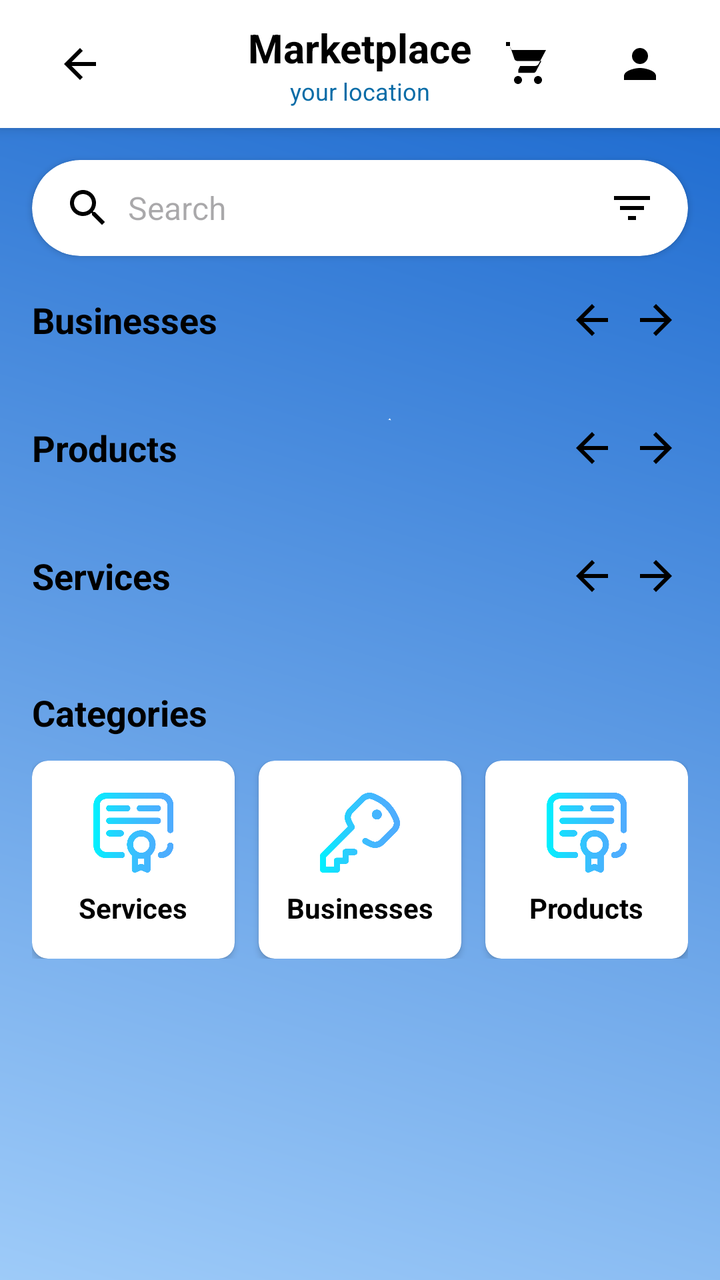
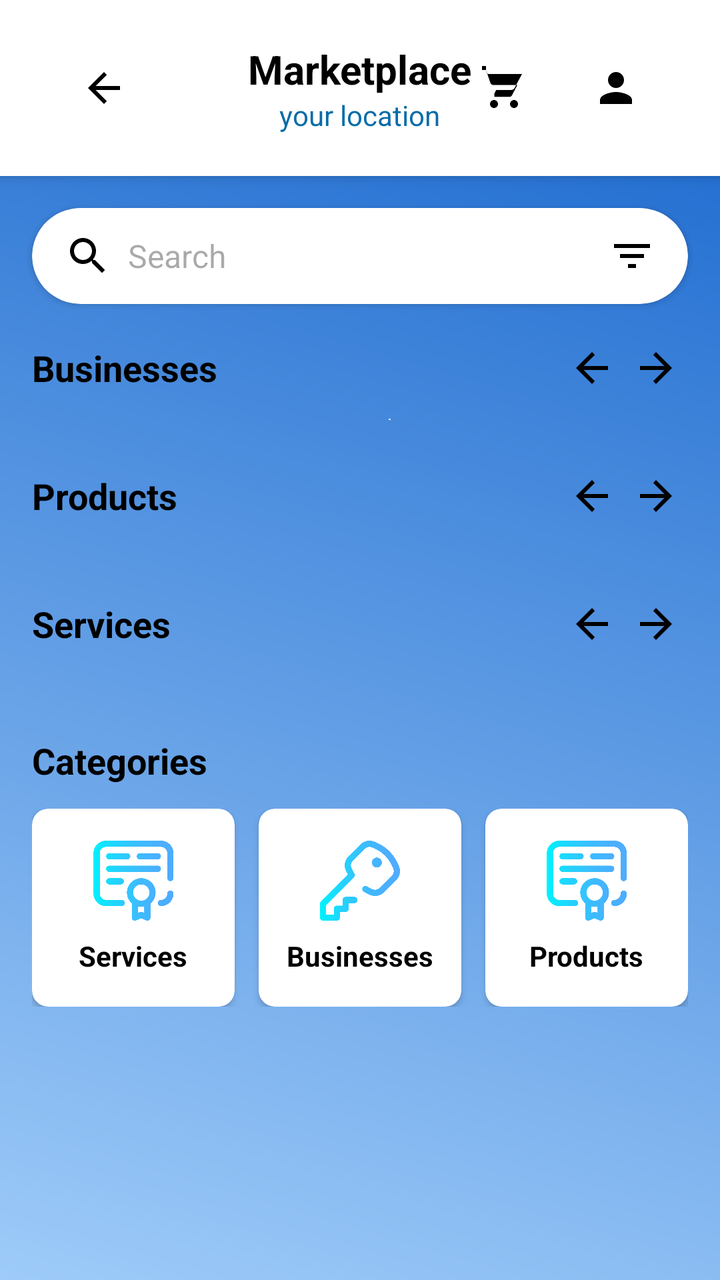

An Android layout rendered at two revisions. The XML below is the earlier revision; the diff shows what the commit changed to produce the second picture.
<!-- AndroidManifest.xml: application theme Theme.PoolApp -->
<!-- res/layout/po_marketplace.xml -->
<?xml version="1.0" encoding="utf-8"?>
<androidx.constraintlayout.widget.ConstraintLayout
    xmlns:android="http://schemas.android.com/apk/res/android"
    xmlns:app="http://schemas.android.com/apk/res-auto"
    xmlns:tools="http://schemas.android.com/tools"
    android:layout_width="match_parent"
    android:layout_height="match_parent"
    android:background="@drawable/pbg"
    tools:context=".PO_Marketplace">

    <androidx.cardview.widget.CardView
        android:id="@+id/card_top_bar"
        android:layout_width="match_parent"
        android:layout_height="wrap_content"
        app:layout_constraintTop_toTopOf="parent"
        app:cardElevation="4dp"
        app:cardCornerRadius="0dp"
        app:cardBackgroundColor="@android:color/white">

        <androidx.constraintlayout.widget.ConstraintLayout
            android:id="@+id/cl_top_bar"
            android:layout_width="match_parent"
            android:layout_height="wrap_content"
            android:paddingVertical="8dp"
            android:paddingHorizontal="8dp">

            <ImageButton
                android:id="@+id/btn_back"
                android:layout_width="48dp"
                android:layout_height="48dp"
                android:padding="12dp"
                android:background="@android:color/transparent"
                android:src="@drawable/ic_arrow_back_white_24dp"
                app:tint="@color/black"
                android:contentDescription="Back"
                app:layout_constraintStart_toStartOf="parent"
                app:layout_constraintTop_toTopOf="parent"
                app:layout_constraintBottom_toBottomOf="parent"
                android:layout_marginStart="8dp"/>

            <LinearLayout
                android:layout_width="wrap_content"
                android:layout_height="wrap_content"
                android:orientation="vertical"
                android:gravity="center_horizontal"
                app:layout_constraintStart_toStartOf="parent"
                app:layout_constraintEnd_toEndOf="parent"
                app:layout_constraintTop_toTopOf="parent"
                app:layout_constraintBottom_toBottomOf="parent">

                <TextView
                    android:id="@+id/tv_marketplace_title"
                    android:layout_width="wrap_content"
                    android:layout_height="wrap_content"
                    android:text="Marketplace"
                    android:textColor="@color/black"
                    android:textSize="20sp"
                    android:textStyle="bold"/>

                <TextView
                    android:id="@+id/tv_user_location"
                    android:layout_width="wrap_content"
                    android:layout_height="wrap_content"
                    android:text="your location"
                    android:textColor="@color/colorPrimary"
                    android:textSize="12sp"/>
            </LinearLayout>

            <ImageButton
                android:id="@+id/btn_cart"
                android:layout_width="48dp"
                android:layout_height="48dp"
                android:padding="8dp"
                android:background="@android:color/transparent"
                android:contentDescription="Cart"
                android:src="@drawable/marketplace"
                app:layout_constraintEnd_toStartOf="@id/btn_profile"
                app:layout_constraintTop_toTopOf="parent"
                app:layout_constraintBottom_toBottomOf="parent"
                android:layout_marginEnd="8dp"/>

            <ImageButton
                android:id="@+id/btn_profile"
                android:layout_width="48dp"
                android:layout_height="48dp"
                android:padding="8dp"
                android:background="@android:color/transparent"
                android:src="@drawable/ic_profile_placeholder"
                android:contentDescription="Profile"
                app:layout_constraintEnd_toEndOf="parent"
                app:layout_constraintTop_toTopOf="parent"
                app:layout_constraintBottom_toBottomOf="parent"
                android:layout_marginEnd="8dp"/>

        </androidx.constraintlayout.widget.ConstraintLayout>
    </androidx.cardview.widget.CardView>

    <View
        android:id="@+id/v_bottom_nav_spacer"
        android:layout_width="match_parent"
        android:layout_height="56dp"
        android:background="@android:color/transparent"
        app:layout_constraintBottom_toBottomOf="parent"/>

    <androidx.core.widget.NestedScrollView
        android:layout_width="0dp"
        android:layout_height="0dp"
        app:layout_constraintTop_toBottomOf="@id/card_top_bar"
        app:layout_constraintBottom_toTopOf="@id/v_bottom_nav_spacer"
        app:layout_constraintStart_toStartOf="parent"
        app:layout_constraintEnd_toEndOf="parent">

        <LinearLayout
            android:layout_width="match_parent"
            android:layout_height="wrap_content"
            android:orientation="vertical"
            android:paddingBottom="16dp">

            <androidx.cardview.widget.CardView
                android:layout_width="match_parent"
                android:layout_height="wrap_content"
                android:layout_marginHorizontal="16dp"
                android:layout_marginTop="16dp"
                android:layout_marginBottom="16dp"
                app:cardCornerRadius="24dp"
                app:cardElevation="2dp">

                <LinearLayout
                    android:layout_width="match_parent"
                    android:layout_height="48dp"
                    android:orientation="horizontal"
                    android:gravity="center_vertical"
                    android:paddingHorizontal="16dp">

                    <ImageView
                        android:layout_width="24dp"
                        android:layout_height="24dp"
                        android:src="@drawable/ic_search"
                        app:tint="@color/black"
                        android:contentDescription="Search Icon"/>

                    <EditText
                        android:layout_width="0dp"
                        android:layout_height="match_parent"
                        android:layout_weight="1"
                        android:background="@android:color/transparent"
                        android:hint="Search"
                        android:paddingHorizontal="8dp"
                        android:inputType="text"
                        android:maxLines="1"
                        android:textSize="16sp"/>

                    <ImageView
                        android:layout_width="24dp"
                        android:layout_height="24dp"
                        android:src="@drawable/ic_filter"
                        app:tint="@color/black"
                        android:contentDescription="Filter/Sort"/>
                </LinearLayout>
            </androidx.cardview.widget.CardView>

            <LinearLayout
                android:layout_width="match_parent"
                android:layout_height="wrap_content"
                android:orientation="vertical">

                <LinearLayout
                    android:layout_width="match_parent"
                    android:layout_height="wrap_content"
                    android:orientation="horizontal"
                    android:gravity="center_vertical"
                    android:paddingHorizontal="16dp"
                    android:layout_marginBottom="8dp">

                    <TextView
                        android:layout_width="0dp"
                        android:layout_height="wrap_content"
                        android:layout_weight="1"
                        android:text="Businesses"
                        android:textColor="@color/black"
                        android:textSize="18sp"
                        android:textStyle="bold" />

                    <ImageButton
                        android:id="@+id/btn_prev_business"
                        android:layout_width="wrap_content"
                        android:layout_height="wrap_content"
                        android:src="@drawable/ic_arrow_back_white_24dp"
                        app:tint="@color/black"
                        android:background="@android:color/transparent"
                        android:contentDescription="Previous Business"
                        android:padding="4dp"/>

                    <ImageButton
                        android:id="@+id/btn_next_business"
                        android:layout_width="wrap_content"
                        android:layout_height="wrap_content"
                        android:src="@drawable/ic_arrow_forward_black_24dp"
                        app:tint="@color/black"
                        android:background="@android:color/transparent"
                        android:contentDescription="Next Business"
                        android:padding="4dp"/>
                </LinearLayout>

                <androidx.recyclerview.widget.RecyclerView
                    android:id="@+id/rv_businesses"
                    android:layout_width="match_parent"
                    android:layout_height="wrap_content"
                    android:orientation="horizontal"
                    android:paddingHorizontal="16dp"
                    android:clipToPadding="false"
                    android:layout_marginBottom="24dp"
                    app:layoutManager="androidx.recyclerview.widget.LinearLayoutManager"
                    tools:listitem="@layout/item_business_card"/>
            </LinearLayout>

            <LinearLayout
                android:layout_width="match_parent"
                android:layout_height="wrap_content"
                android:orientation="vertical">

                <LinearLayout
                    android:layout_width="match_parent"
                    android:layout_height="wrap_content"
                    android:orientation="horizontal"
                    android:gravity="center_vertical"
                    android:paddingHorizontal="16dp"
                    android:layout_marginBottom="8dp">

                    <TextView
                        android:layout_width="0dp"
                        android:layout_height="wrap_content"
                        android:layout_weight="1"
                        android:text="Products"
                        android:textColor="@color/black"
                        android:textSize="18sp"
                        android:textStyle="bold" />

                    <ImageButton
                        android:id="@+id/btn_prev_product"
                        android:layout_width="wrap_content"
                        android:layout_height="wrap_content"
                        android:src="@drawable/ic_arrow_back_white_24dp"
                        app:tint="@color/black"
                        android:background="@android:color/transparent"
                        android:contentDescription="Previous Product"
                        android:padding="4dp"/>

                    <ImageButton
                        android:id="@+id/btn_next_product"
                        android:layout_width="wrap_content"
                        android:layout_height="wrap_content"
                        android:src="@drawable/ic_arrow_forward_black_24dp"
                        app:tint="@color/black"
                        android:background="@android:color/transparent"
                        android:contentDescription="Next Product"
                        android:padding="4dp"/>
                </LinearLayout>

                <androidx.recyclerview.widget.RecyclerView
                    android:id="@+id/rv_products"
                    android:layout_width="match_parent"
                    android:layout_height="wrap_content"
                    android:orientation="horizontal"
                    android:paddingHorizontal="16dp"
                    android:clipToPadding="false"
                    android:layout_marginBottom="24dp"
                    app:layoutManager="androidx.recyclerview.widget.LinearLayoutManager"
                    tools:listitem="@layout/item_generic_list_card"/>
            </LinearLayout>

            <LinearLayout
                android:layout_width="match_parent"
                android:layout_height="wrap_content"
                android:orientation="vertical">

                <LinearLayout
                    android:layout_width="match_parent"
                    android:layout_height="wrap_content"
                    android:orientation="horizontal"
                    android:gravity="center_vertical"
                    android:paddingHorizontal="16dp"
                    android:layout_marginBottom="8dp">

                    <TextView
                        android:layout_width="0dp"
                        android:layout_height="wrap_content"
                        android:layout_weight="1"
                        android:text="Services"
                        android:textColor="@color/black"
                        android:textSize="18sp"
                        android:textStyle="bold" />

                    <ImageButton
                        android:id="@+id/btn_prev_service"
                        android:layout_width="wrap_content"
                        android:layout_height="wrap_content"
                        android:src="@drawable/ic_arrow_back_white_24dp"
                        app:tint="@color/black"
                        android:background="@android:color/transparent"
                        android:contentDescription="Previous Service"
                        android:padding="4dp"
                        />

                    <ImageButton
                        android:id="@+id/btn_next_service"
                        android:layout_width="wrap_content"
                        android:layout_height="wrap_content"
                        android:src="@drawable/ic_arrow_forward_black_24dp"
                        app:tint="@color/black"
                        android:background="@android:color/transparent"
                        android:contentDescription="Next Service"
                        android:padding="4dp"/>
                </LinearLayout>

                <androidx.recyclerview.widget.RecyclerView
                    android:id="@+id/rv_services"
                    android:layout_width="match_parent"
                    android:layout_height="wrap_content"
                    android:orientation="horizontal"
                    android:paddingHorizontal="16dp"
                    android:clipToPadding="false"
                    android:layout_marginBottom="24dp"
                    app:layoutManager="androidx.recyclerview.widget.LinearLayoutManager"
                    tools:listitem="@layout/item_generic_list_card"/>
            </LinearLayout>


            <TextView
                android:layout_width="wrap_content"
                android:layout_height="wrap_content"
                android:layout_marginStart="16dp"
                android:layout_marginTop="8dp"
                android:layout_marginBottom="12dp"
                android:text="Categories"
                android:textColor="@color/black"
                android:textSize="18sp"
                android:textStyle="bold" />

            <LinearLayout
                android:layout_width="match_parent"
                android:layout_height="wrap_content"
                android:orientation="horizontal"
                android:gravity="center"
                android:paddingHorizontal="16dp"
                android:layout_marginBottom="16dp">

                <androidx.cardview.widget.CardView
                    android:layout_width="0dp"
                    android:layout_height="wrap_content"
                    android:layout_weight="1"
                    android:layout_marginEnd="8dp"
                    app:cardCornerRadius="8dp"
                    app:cardElevation="2dp">

                    <LinearLayout
                        android:layout_width="match_parent"
                        android:layout_height="wrap_content"
                        android:orientation="vertical"
                        android:gravity="center"
                        android:paddingVertical="16dp">

                        <ImageView
                            android:layout_width="40dp"
                            android:layout_height="40dp"
                            android:src="@drawable/certificate"
                            android:contentDescription="Services Category"
                            />

                        <TextView
                            android:layout_width="wrap_content"
                            android:layout_height="wrap_content"
                            android:text="Services"
                            android:textColor="@color/black"
                            android:textSize="14sp"
                            android:textStyle="bold"
                            android:layout_marginTop="8dp"/>
                    </LinearLayout>
                </androidx.cardview.widget.CardView>

                <androidx.cardview.widget.CardView
                    android:layout_width="0dp"
                    android:layout_height="wrap_content"
                    android:layout_weight="1"
                    android:layout_marginHorizontal="4dp"
                    app:cardCornerRadius="8dp"
                    app:cardElevation="2dp">

                    <LinearLayout
                        android:layout_width="match_parent"
                        android:layout_height="wrap_content"
                        android:orientation="vertical"
                        android:gravity="center"
                        android:paddingVertical="16dp">

                        <ImageView
                            android:layout_width="40dp"
                            android:layout_height="40dp"
                            android:src="@drawable/password"
                            android:contentDescription="Businesses Category"
                            />

                        <TextView
                            android:layout_width="wrap_content"
                            android:layout_height="wrap_content"
                            android:text="Businesses"
                            android:textColor="@color/black"
                            android:textSize="14sp"
                            android:textStyle="bold"
                            android:layout_marginTop="8dp"/>
                    </LinearLayout>
                </androidx.cardview.widget.CardView>

                <androidx.cardview.widget.CardView
                    android:layout_width="0dp"
                    android:layout_height="wrap_content"
                    android:layout_weight="1"
                    android:layout_marginStart="8dp"
                    app:cardCornerRadius="8dp"
                    app:cardElevation="2dp">

                    <LinearLayout
                        android:layout_width="match_parent"
                        android:layout_height="wrap_content"
                        android:orientation="vertical"
                        android:gravity="center"
                        android:paddingVertical="16dp">

                        <ImageView
                            android:layout_width="40dp"
                            android:layout_height="40dp"
                            android:src="@drawable/certificate"
                            android:contentDescription="Products Category"
                            />

                        <TextView
                            android:layout_width="wrap_content"
                            android:layout_height="wrap_content"
                            android:text="Products"
                            android:textColor="@color/black"
                            android:textSize="14sp"
                            android:textStyle="bold"
                            android:layout_marginTop="8dp"/>
                    </LinearLayout>
                </androidx.cardview.widget.CardView>
            </LinearLayout>

        </LinearLayout>
    </androidx.core.widget.NestedScrollView>

</androidx.constraintlayout.widget.ConstraintLayout>
<!-- res/layout/item_business_card.xml (included above) -->
<androidx.cardview.widget.CardView
    xmlns:android="http://schemas.android.com/apk/res/android"
    xmlns:app="http://schemas.android.com/apk/res-auto"
    xmlns:tools="http://schemas.android.com/tools"
    android:layout_width="200dp"
    android:layout_height="140dp"
    android:layout_marginEnd="12dp"
    app:cardCornerRadius="12dp"
    app:cardElevation="4dp">

    <androidx.constraintlayout.widget.ConstraintLayout
        android:layout_width="match_parent"
        android:layout_height="match_parent">

        <ImageView
            android:id="@+id/iv_business_image"
            android:layout_width="match_parent"
            android:layout_height="match_parent"
            android:contentDescription="Business Background"
            android:scaleType="centerCrop"
            android:src="@drawable/ic_wavy_background_placeholder"
            tools:layout_editor_absoluteX="16dp"
            tools:layout_editor_absoluteY="16dp" />

        <TextView
            android:id="@+id/tv_business_rating"
            android:layout_width="wrap_content"
            android:layout_height="wrap_content"
            android:background="@drawable/rounded_transparent_bg"
            android:paddingHorizontal="6dp"
            android:paddingVertical="3dp"
            android:textColor="@color/white"
            android:textSize="12sp"
            android:drawablePadding="2dp"
            android:drawableStart="@drawable/ic_star_yellow_16dp"
            android:text="4.9"
            android:gravity="center_vertical"
            app:layout_constraintTop_toTopOf="parent"
            app:layout_constraintEnd_toEndOf="parent"
            android:layout_marginTop="8dp"
            android:layout_marginEnd="8dp"/>

        <LinearLayout
            android:layout_width="match_parent"
            android:layout_height="wrap_content"
            android:orientation="vertical"
            android:padding="8dp"
            android:background="@color/white_transparent_50"
            app:layout_constraintBottom_toBottomOf="parent">

            <TextView
                android:id="@+id/tv_business_name"
                android:layout_width="wrap_content"
                android:layout_height="wrap_content"
                android:text="Swimpool Centre"
                android:textColor="@color/black"
                android:textSize="14sp"
                android:textStyle="bold"
                android:maxLines="1"
                android:ellipsize="end"/>

            <TextView
                android:id="@+id/tv_business_location"
                android:layout_width="wrap_content"
                android:layout_height="wrap_content"
                android:text="Port Elizabeth"
                android:textColor="@color/grey_dark"
                android:textSize="12sp"
                android:maxLines="1"
                android:ellipsize="end"/>
        </LinearLayout>

    </androidx.constraintlayout.widget.ConstraintLayout>

</androidx.cardview.widget.CardView>
<!-- res/layout/item_generic_list_card.xml (included above) -->
<?xml version="1.0" encoding="utf-8"?>
<androidx.cardview.widget.CardView
    xmlns:android="http://schemas.android.com/apk/res/android"
    xmlns:app="http://schemas.android.com/apk/res-auto"
    android:layout_width="120dp"
    android:layout_height="140dp"
    android:layout_marginEnd="12dp"
    android:clickable="true"
    android:focusable="true"
    android:foreground="?attr/selectableItemBackground"
    app:cardCornerRadius="8dp"
    app:cardElevation="2dp">

    <LinearLayout
        android:layout_width="match_parent"
        android:layout_height="match_parent"
        android:orientation="vertical"
        android:gravity="center_horizontal"
        android:padding="8dp">

        <ImageView
            android:id="@+id/iv_item_image"
            android:layout_width="60dp"
            android:layout_height="60dp"
            android:src="@drawable/password"

            android:scaleType="centerCrop"
            android:contentDescription="Item Image"/>

        <TextView
            android:id="@+id/tv_item_title"
            android:layout_width="wrap_content"
            android:layout_height="wrap_content"
            android:layout_marginTop="4dp"
            android:text="Generic Title"
            android:textSize="14sp"
            android:maxLines="1"
            android:ellipsize="end"
            android:textColor="@color/black"
            android:textStyle="bold"/>

        <TextView
            android:id="@+id/tv_item_subtext"
            android:layout_width="wrap_content"
            android:layout_height="wrap_content"
            android:text="R 0.00 / details"
            android:textSize="12sp"
            android:textColor="@color/colorPrimary"/>

    </LinearLayout>
</androidx.cardview.widget.CardView>
<!-- resources referenced by this layout -->
<resources>
  <color name="black">#FF000000</color>
  <color name="colorPrimary">#096ca7</color>
  <color name="grey_dark">#666666</color>
  <color name="white">#FFFFFFFF</color>
  <color name="white_transparent_50">#80FFFFFF</color>
  <!-- drawable ic_arrow_back_white_24dp (drawable) -->
  <vector xmlns:android="http://schemas.android.com/apk/res/android"
      android:width="24dp"
      android:height="24dp"
      android:viewportWidth="24"
      android:viewportHeight="24"
      android:tint="#FFFFFF"> <path
      android:fillColor="@android:color/white"
      android:pathData="M20,11L7.83,11l5.59,-5.59L12,4L4,12l8,8 1.41,-1.41L7.83,13L20,13z"/>
  </vector>
  <!-- drawable ic_arrow_forward_black_24dp (drawable) -->
  <vector xmlns:android="http://schemas.android.com/apk/res/android"
      android:width="24dp"
      android:height="24dp"
      android:viewportWidth="24"
      android:viewportHeight="24"
      android:tint="#000000"> <path
      android:fillColor="@android:color/black"
      android:pathData="M12,4l-1.41,1.41L16.17,11H4v2h12.17l-5.58,5.59L12,20l8,-8z"/>
  </vector>
  <!-- drawable ic_filter (drawable) -->
  <vector android:height="24dp" android:tint="#808080"
      android:viewportHeight="24" android:viewportWidth="24"
      android:width="24dp" xmlns:android="http://schemas.android.com/apk/res/android">
      <path android:fillColor="@android:color/white" android:pathData="M10,18h4v-2h-4v2zM3,6v2h18V6H3zM6,13h12v-2H6v2z"/>
  </vector>
  <!-- drawable ic_profile_placeholder (drawable) -->
  <vector android:height="24dp" android:tint="#000000"
      android:viewportHeight="24" android:viewportWidth="24"
      android:width="24dp" xmlns:android="http://schemas.android.com/apk/res/android">
      <path android:fillColor="@android:color/white" android:pathData="M12,12c2.21,0 4,-1.79 4,-4s-1.79,-4 -4,-4 -4,1.79 -4,4 1.79,4 4,4zM12,14c-2.67,0 -8,1.34 -8,4v2h16v-2c0,-2.66 -5.33,-4 -8,-4z"/>
  </vector>
  <!-- drawable ic_search (drawable) -->
  <vector android:height="24dp" android:tint="#808080"
      android:viewportHeight="24" android:viewportWidth="24"
      android:width="24dp" xmlns:android="http://schemas.android.com/apk/res/android">
      <path android:fillColor="@android:color/white" android:pathData="M15.5,14h-0.79l-0.28,-0.27C15.41,12.59 16,11.11 16,9.5 16,5.91 13.09,3 9.5,3S3,5.91 3,9.5 5.91,16 9.5,16c1.61,0 3.09,-0.59 4.23,-1.57l0.27,0.28v0.79l5,4.99L20.49,19l-4.99,-5zM9.5,14C7.01,14 5,11.99 5,9.5S7.01,5 9.5,5 14,7.01 14,9.5 11.99,14 9.5,14z"/>
  </vector>
  <!-- drawable ic_star_yellow_16dp (drawable) -->
  <vector xmlns:android="http://schemas.android.com/apk/res/android"
      android:width="16dp"
      android:height="16dp"
      android:viewportWidth="24"
      android:viewportHeight="24">
      <path
          android:fillColor="#FFD700"
          android:pathData="M12,17.27L18.18,21L16.54,13.97L22,9.24L14.81,8.62L12,2L9.19,8.62L2,9.24L7.45,13.97L5.82,21L12,17.27Z"/>
  </vector>
  <!-- drawable rounded_transparent_bg (drawable) -->
  <shape xmlns:android="http://schemas.android.com/apk/res/android"
      android:shape="rectangle">
      <solid android:color="#80000000"/> <corners android:radius="6dp"/>
      <padding
          android:left="4dp"
          android:top="2dp"
          android:right="4dp"
          android:bottom="2dp" />
  </shape>
  <color name="colorPrimaryVariant">#034b75</color>
  <color name="colorOnPrimary">#FFFFFF</color>
  <color name="colorSecondary">#0A57FF</color>
  <color name="colorOnSecondary">#FFFFFF</color>
  <color name="colorSurface">#FFFFFF</color>
  <color name="colorOnSurface">#1C1B1F</color>
  <!-- unchanged entries left out for length: 6 -->
</resources>

<!-- the commit's change to res/layout/po_marketplace.xml (unified diff, before → after) -->
@@ -22,7 +22,8 @@
             android:layout_width="match_parent"
             android:layout_height="wrap_content"
             android:paddingVertical="8dp"
-            android:paddingHorizontal="8dp">
+            android:paddingHorizontal="8dp"
+            android:padding="20dp">
 
             <ImageButton
                 android:id="@+id/btn_back"
@@ -63,7 +64,7 @@
                     android:layout_height="wrap_content"
                     android:text="your location"
                     android:textColor="@color/colorPrimary"
-                    android:textSize="12sp"/>
+                    android:textSize="14sp"/>
             </LinearLayout>
 
             <ImageButton
